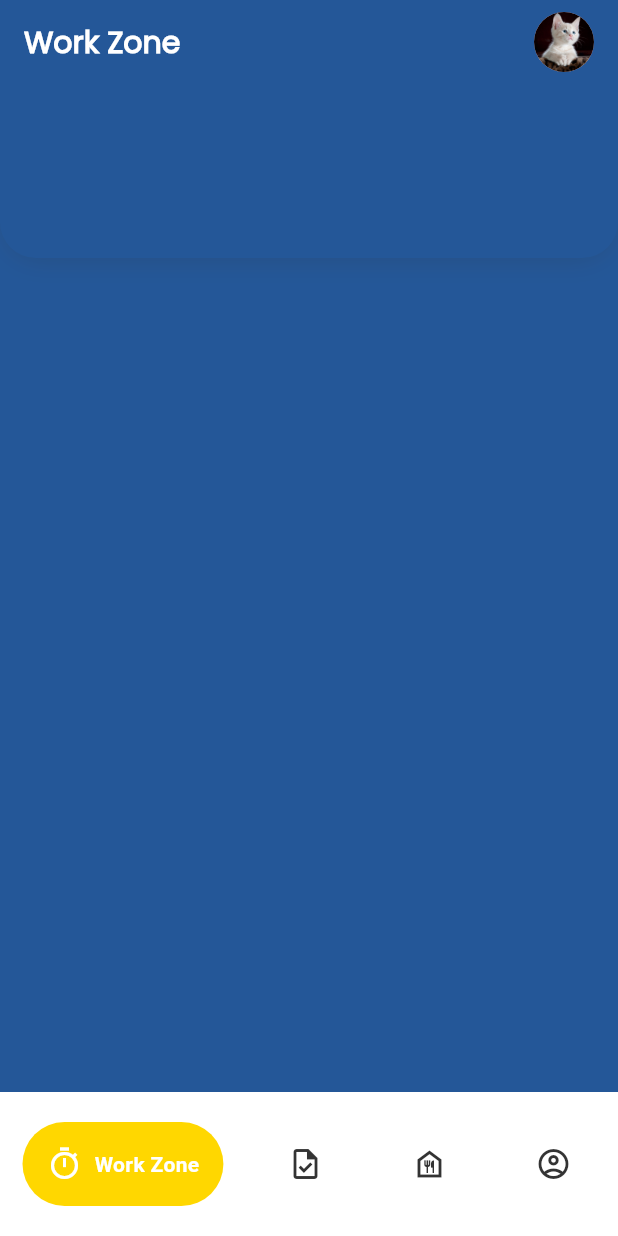
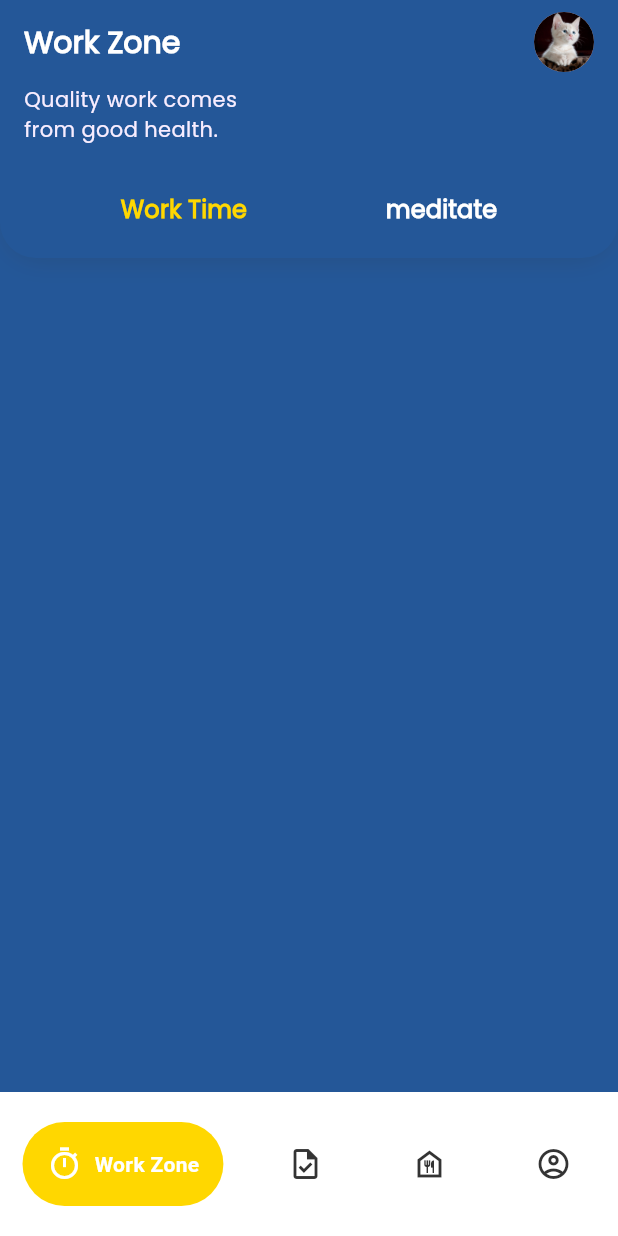
Before and after one commit to JakkapatB/ProjectMobileApp2024, a Flutter app: the screen it shows after launch, on a phone screen of 412 x 824 dp. Run offline on Flutter 3.47's test engine with Material 3 defaults, Android fonts, the phone set to English and light mode, and no system bars; drawn by our look-alikes of google_nav_bar; our stand-ins replace hexcolor.

Commit message:
workzone

```diff
--- a/lib/pages/workzone.dart
+++ b/lib/pages/workzone.dart
@@ -1,8 +1,16 @@
 import 'package:flutter/material.dart';
 import 'package:hexcolor/hexcolor.dart';
 
-class Workzone extends StatelessWidget {
+class Workzone extends StatefulWidget {
   const Workzone({super.key});
+
+  @override
+  WorkzoneState createState() => WorkzoneState();
+}
+
+class WorkzoneState extends State<Workzone> {
+  bool isWorkTimeSelectd = true;
+  bool isMeditateSelectd = false;
 
   @override
   Widget build(BuildContext context) {
@@ -12,23 +20,25 @@ class Workzone extends StatelessWidget {
       home: Scaffold(
           appBar: AppBar(
             backgroundColor: HexColor('#245798'),
-            title: const Row(
+            title: Row(
               mainAxisAlignment: MainAxisAlignment.spaceBetween,
               children: [
                 Text(
                   'Work Zone',
                   style: TextStyle(
                       fontSize: 20,
-                      color: Colors.white,
+                      color: HexColor('#FFFFFF'),
                       fontWeight: FontWeight.bold),
                 ),
-                CircleAvatar(
+                const CircleAvatar(
                   backgroundImage: AssetImage('assets/images/cat.jpg'),
                 ),
               ],
             ),
           ),
-          body: Container( //This is the largest box that is the body of the app.
+          body: Container(
+            width: double.infinity,
+            //This is the largest box that is the body of the app.
             color: HexColor('#245798'),
             child: Column(
               mainAxisAlignment: MainAxisAlignment.start,
@@ -36,6 +46,7 @@ class Workzone extends StatelessWidget {
                 //This is the section that follows the app bar and is used to add sections next to the app bar.
                 Container(
                   height: 116,
+                  width: double.infinity,
                   decoration: BoxDecoration(
                     color: HexColor('#245798'),
                     borderRadius: const BorderRadius.only(
@@ -50,7 +61,64 @@ class Workzone extends StatelessWidget {
                       ),
                     ],
                   ),
-                )
+                  child: Column(
+                    crossAxisAlignment: CrossAxisAlignment.start,
+                    children: [
+                      Container(
+                          margin: const EdgeInsets.only(left: 16.0),
+                          width: 180,
+                          child: Text(
+                            'Quality work comes from good health.',
+                            style: TextStyle(
+                                color: HexColor('#F8EDFF'),
+                                fontSize: 14,
+                                fontWeight: FontWeight.normal),
+                          )),
+                      Container(
+                        margin: const EdgeInsets.only(top: 20.0),
+                        child: Row(
+                            mainAxisAlignment: MainAxisAlignment.spaceEvenly,
+                            children: <Widget>[
+                              TextButton(
+                                onPressed: () {
+                                  setState(() {
+                                    isWorkTimeSelectd = true;
+                                    isMeditateSelectd = false;
+                                  });
+                                },
+                                child: Text(
+                                  'Work Time',
+                                  style: TextStyle(
+                                      fontWeight: FontWeight.bold,
+                                      fontSize: 16.0,
+                                      color: isWorkTimeSelectd
+                                          ? HexColor('#FFD700')
+                                          : HexColor('#FFFFFF')),
+                                ),
+                              ),
+                              TextButton(
+                                onPressed: () {
+                                  setState(() {
+                                    isWorkTimeSelectd = false;
+                                    isMeditateSelectd = true;
+                                  });
+                                },
+                                child: Text(
+                                  'meditate',
+                                  style: TextStyle(
+                                      fontWeight: FontWeight.bold,
+                                      fontSize: 16.0,
+                                      color: isMeditateSelectd
+                                          ? HexColor('#FFD700')
+                                          : HexColor('#FFFFFF')),
+                                ),
+                              )
+                            ]),
+                      ),
+                    ],
+                  ),
+                ),
+                //UI work zone and meditate
               ],
             ),
           )),
```
